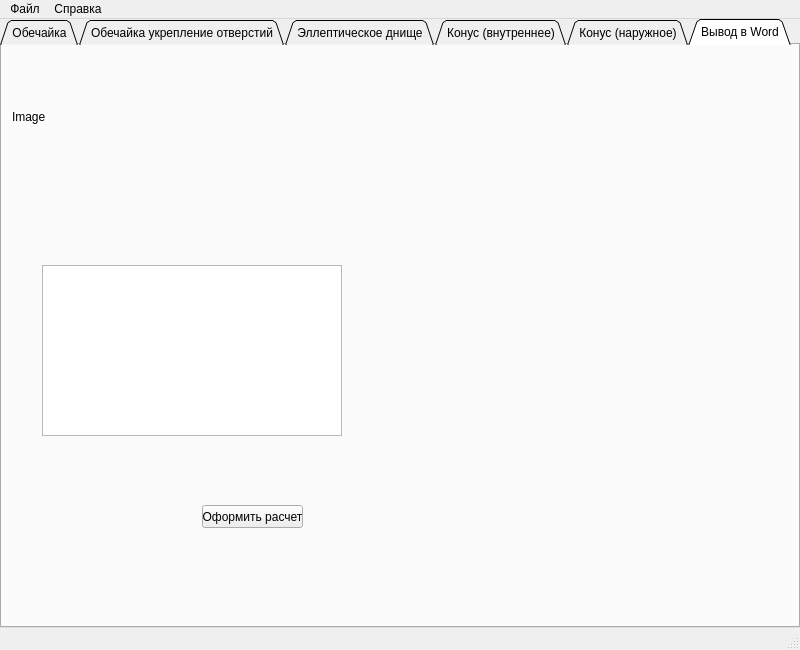
This is Raschet/MainForm.ui in darkbgit/Raschet as Qt 5 draws it before an edit. The edited form follows.
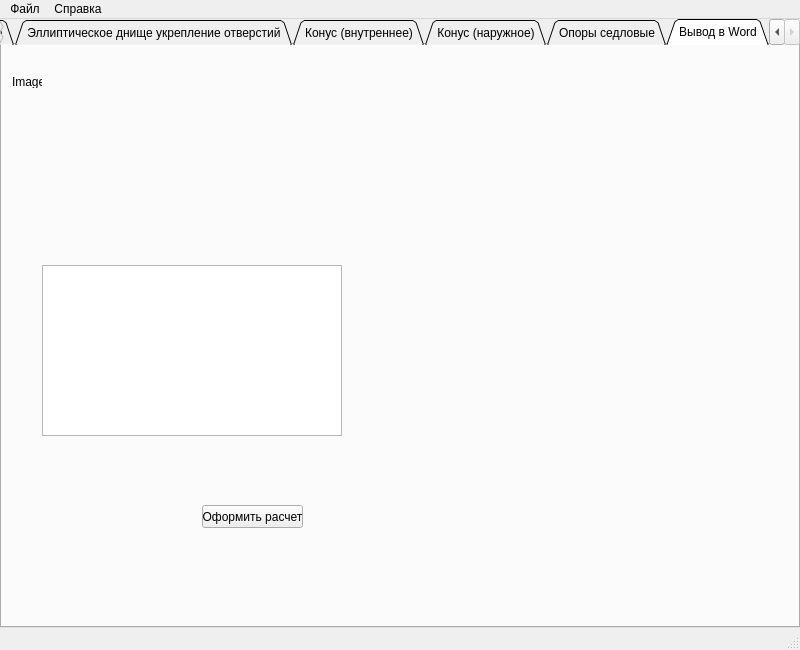
This is the edited form. The open tabs and pages were chosen to show the change.

Diff of the .ui file:
```diff
--- a/Raschet/MainForm.ui
+++ b/Raschet/MainForm.ui
@@ -984,7 +984,7 @@
     </widget>
     <widget class="QWidget" name="tab_el">
      <attribute name="title">
-      <string>Эллептическое днище</string>
+      <string>Эллиптическое днище</string>
      </attribute>
      <layout class="QGridLayout" name="gridLayout" columnminimumwidth="213,69,50,700">
       <item row="3" column="0" colspan="2">
@@ -1456,6 +1456,11 @@
       </item>
      </layout>
     </widget>
+    <widget class="QWidget" name="tab">
+     <attribute name="title">
+      <string>Эллиптическое днище укрепление отверстий</string>
+     </attribute>
+    </widget>
     <widget class="QWidget" name="tab_konvn">
      <attribute name="title">
       <string>Конус (внутреннее)</string>
@@ -1468,6 +1473,11 @@
      </attribute>
      <layout class="QGridLayout" name="gridLayout" columnminimumwidth="213"/>
     </widget>
+    <widget class="QWidget" name="tab_2">
+     <attribute name="title">
+      <string>Опоры седловые</string>
+     </attribute>
+    </widget>
     <widget class="QWidget" name="tab_word">
      <attribute name="title">
       <string>Вывод в Word</string>
@@ -1477,8 +1487,8 @@
        <rect>
         <x>10</x>
         <y>30</y>
-        <width>476</width>
-        <height>85</height>
+        <width>30</width>
+        <height>13</height>
        </rect>
       </property>
       <property name="text">
```
Left out of the diff: 8 changed lines with no effect on the pictures.
